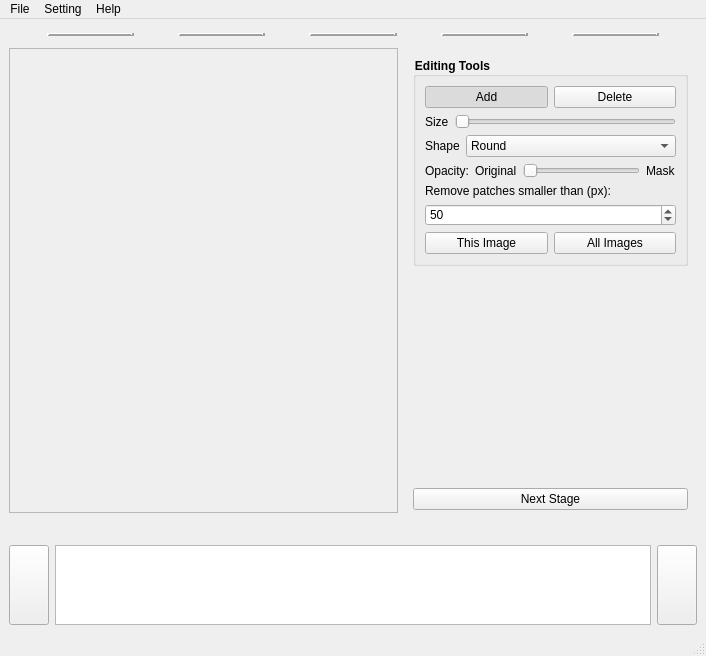
Qt form src/resources/ui/main.ui (TUD-IMB/Crackpot) before a commit.
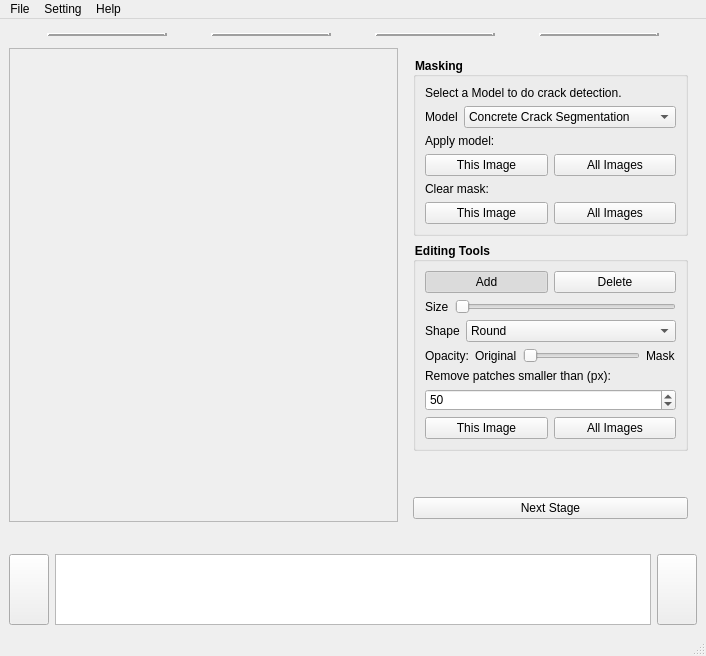
The same form after that commit. The open tabs and pages were chosen to show the change. Icons and pictures are not drawn.

Commit message: Merge crack detection and mask edit into one masking stage

The edit to the form file:
```diff
--- a/src/resources/ui/main.ui
+++ b/src/resources/ui/main.ui
@@ -181,55 +181,6 @@
           </property>
          </widget>
         </item>
-        <item>
-         <widget class="QPushButton" name="editProcessButton">
-          <property name="sizePolicy">
-           <sizepolicy hsizetype="Fixed" vsizetype="Fixed">
-            <horstretch>0</horstretch>
-            <verstretch>0</verstretch>
-           </sizepolicy>
-          </property>
-          <property name="styleSheet">
-           <string notr="true">QPushButton {
-    border: none; 
-    background: transparent;
-}
-QPushButton:hover {
-    background-color: lightgray;
-}
-QPushButton:pressed {
-    background-color: lightblue;
-}
-</string>
-          </property>
-          <property name="text">
-           <string/>
-          </property>
-          <property name="icon">
-           <iconset resource="../icon.qrc">
-            <normaloff>:/icons/icons/edit.svg</normaloff>:/icons/icons/edit.svg</iconset>
-          </property>
-          <property name="iconSize">
-           <size>
-            <width>30</width>
-            <height>30</height>
-           </size>
-          </property>
-         </widget>
-        </item>
-        <item>
-         <widget class="QFrame" name="line3">
-          <property name="frameShape">
-           <enum>QFrame::Shape::HLine</enum>
-          </property>
-          <property name="frameShadow">
-           <enum>QFrame::Shadow::Raised</enum>
-          </property>
-          <property name="lineWidth">
-           <number>3</number>
-          </property>
-         </widget>
-        </item>
         <item>
          <widget class="QPushButton" name="selectProcessButton">
           <property name="sizePolicy">
@@ -950,10 +901,25 @@
               </item>
              </layout>
             </widget>
-            <widget class="QWidget" name="page2">
-             <layout class="QHBoxLayout" name="horizontalLayout_11">
+            <widget class="QWidget" name="page3">
+             <layout class="QVBoxLayout" name="verticalLayout_7">
               <item>
-               <layout class="QVBoxLayout" name="verticalLayout_12">
+               <layout class="QVBoxLayout" name="verticalLayout_6">
+                <property name="bottomMargin">
+                 <number>0</number>
+                </property>
+                <item>
+                 <widget class="QGroupBox" name="maskingGroupBox">
+                  <property name="styleSheet">
+                   <string notr="true">QGroupBox{
+    font-weight: bold;
+}
+</string>
+                  </property>
+                  <property name="title">
+                   <string>Masking</string>
+                  </property>
+                  <layout class="QVBoxLayout" name="verticalLayout_17">
                 <item>
                  <widget class="QLabel" name="label_7">
                   <property name="text">
@@ -993,36 +959,58 @@
                  </layout>
                 </item>
                 <item>
-                 <spacer name="verticalSpacer_2">
-                  <property name="orientation">
-                   <enum>Qt::Orientation::Vertical</enum>
-                  </property>
-                  <property name="sizeHint" stdset="0">
-                   <size>
-                    <width>20</width>
-                    <height>40</height>
-                   </size>
-                  </property>
-                 </spacer>
+                    <widget class="QLabel" name="applyModelLabel">
+                     <property name="text">
+                      <string>Apply model:</string>
+                     </property>
+                    </widget>
+                   </item>
+                   <item>
+                    <layout class="QHBoxLayout" name="applyModelButtonLayout">
+                     <item>
+                      <widget class="QPushButton" name="applyModelButton">
+                       <property name="text">
+                        <string>This Image</string>
+                       </property>
+                      </widget>
                 </item>
                 <item>
-                 <widget class="QPushButton" name="nextButton2">
+                      <widget class="QPushButton" name="applyModelAllButton">
                   <property name="text">
-                   <string>Next Stage</string>
+                        <string>All Images</string>
                   </property>
                  </widget>
                 </item>
                </layout>
               </item>
-             </layout>
-            </widget>
-            <widget class="QWidget" name="page3">
-             <layout class="QVBoxLayout" name="verticalLayout_7">
+                   <item>
+                    <widget class="QLabel" name="clearMaskLabel">
+                     <property name="text">
+                      <string>Clear mask:</string>
+                     </property>
+                    </widget>
+                   </item>
               <item>
-               <layout class="QVBoxLayout" name="verticalLayout_6">
-                <property name="bottomMargin">
-                 <number>0</number>
-                </property>
+                    <layout class="QHBoxLayout" name="clearMaskButtonLayout">
+                     <item>
+                      <widget class="QPushButton" name="clearMaskButton">
+                       <property name="text">
+                        <string>This Image</string>
+                       </property>
+                      </widget>
+                     </item>
+                     <item>
+                      <widget class="QPushButton" name="clearMaskAllButton">
+                       <property name="text">
+                        <string>All Images</string>
+                       </property>
+                      </widget>
+                     </item>
+                    </layout>
+                   </item>
+                  </layout>
+                 </widget>
+                </item>
                 <item>
                  <widget class="QGroupBox" name="groupBox">
                   <property name="minimumSize">
```
Lines whose indentation alone changed are shown as unchanged. The commit also changes 4 other files.
